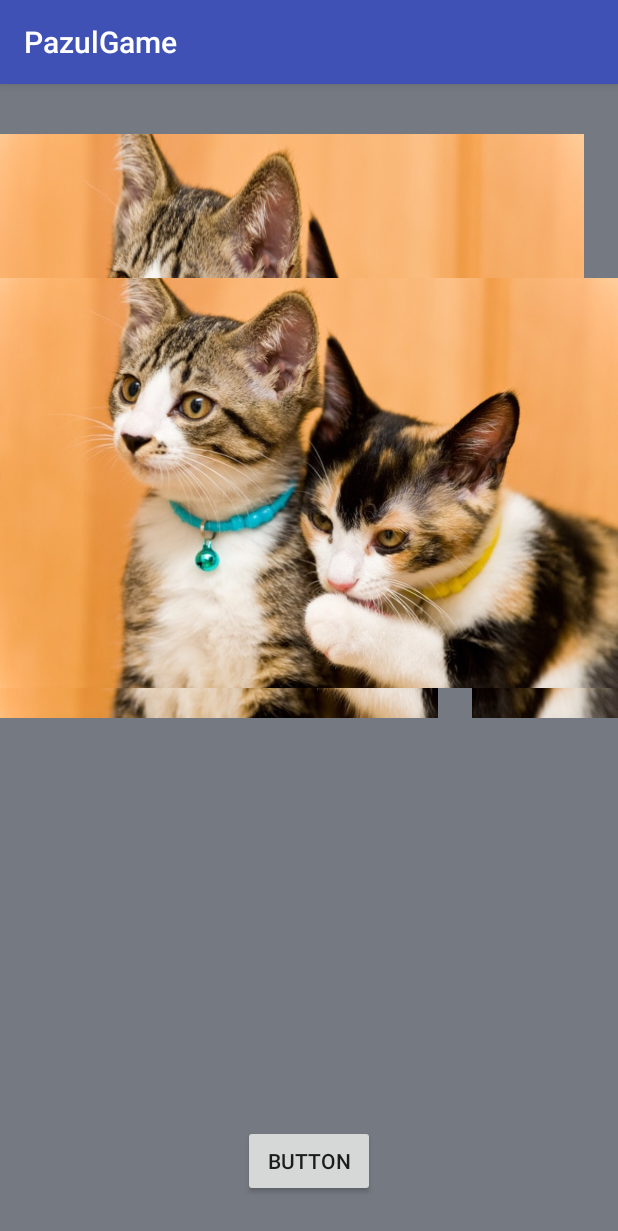
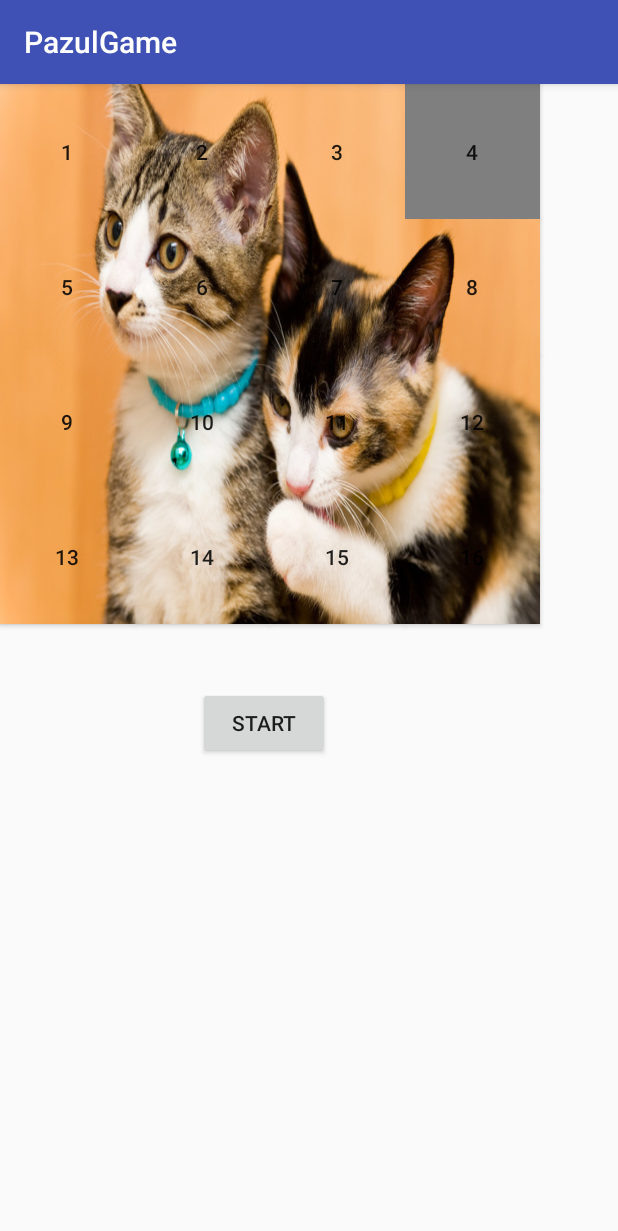
Before and after one commit to youko-wakou/PazulGame, an Android app: the screen it shows after launch (PazulActivity before the commit, PazzleGameActivity after it), after a tap on "パズルゲーム", on a phone screen of 412 x 824 dp. Shown: the top 1231 px of the screen. Run offline under Robolectric (Android 15) with nearby library versions, the phone set to English and light mode, and no system bars.

Commit message:
タッチイベント

```diff
--- a/app/src/main/AndroidManifest.xml
+++ b/app/src/main/AndroidManifest.xml
@@ -17,6 +17,7 @@
             </intent-filter>
         </activity>
         <activity android:name=".PazulActivity"></activity>
+        <activity android:name=".PazzleGameActivity"></activity>
     </application>
 
 </manifest>
--- a/app/src/main/java/minigame/pazul/game/project/pazulgame/MainActivity.java
+++ b/app/src/main/java/minigame/pazul/game/project/pazulgame/MainActivity.java
@@ -24,7 +24,7 @@ public class MainActivity extends AppCompatActivity {
 //    ボタンイベント
 //    パズルゲームページ移動
     private void gamePazuleIntentClick(){
-        pazuleGameIntent = new Intent(this,PazulActivity.class);
+        pazuleGameIntent = new Intent(this,PazzleGameActivity.class);
         startActivity(pazuleGameIntent);
     }
     private void gamePazulePageClick(){
--- a/app/src/main/java/minigame/pazul/game/project/pazulgame/PazulActivity.java
+++ b/app/src/main/java/minigame/pazul/game/project/pazulgame/PazulActivity.java
@@ -9,10 +9,12 @@ import android.view.View;
 import android.widget.Button;
 import android.widget.ImageButton;
 import android.widget.ImageView;
+import android.widget.RelativeLayout;
 
 import java.util.Arrays;
 import java.util.Collections;
 import java.util.List;
+
 
 /**
  * Created by appu2 on 2018/02/27.
@@ -45,7 +47,14 @@ public class PazulActivity extends AppCompatActivity {
     private ImageButton button_pazul16;
 //    配列
     private ImageButton[] imageButtonArray;
+//    パズル設定
+    private int PazzleX = 4;
+    private int PazzleY = 4;
+    private int PazzleWidth = 94;
+    private int PazzleHeight = 94;
     private List<Integer> ImageButtonIDList;
+//    レイアウト
+    private RelativeLayout pazulGameLayout;
 //カウント
     private int count;
 //    onCreate
@@ -86,8 +95,8 @@ public class PazulActivity extends AppCompatActivity {
                                 R.drawable.pazul2,
                                 R.drawable.pazul3,
                                 R.drawable.pazul4,
-                                R.drawable.nothing,
                                 R.drawable.pazul5,
+                                R.drawable.pazul6,
                                 R.drawable.pazul7,
                                 R.drawable.pazul8,
                                 R.drawable.pazul9,
@@ -95,9 +104,8 @@ public class PazulActivity extends AppCompatActivity {
                                 R.drawable.pazul11,
                                 R.drawable.pazul12,
                                 R.drawable.pazul13,
-                                R.drawable.pazul15,
-                                R.drawable.pazul16,
-                                R.drawable.pazul17
+                                R.drawable.pazul14,
+                                R.drawable.pazul15
         );
 //        ここでButttonImageViewを取得する
         button_pazul1 = findViewById(R.id.pazul_1);
@@ -158,14 +166,16 @@ public class PazulActivity extends AppCompatActivity {
                 public boolean onTouch(View v,MotionEvent event){
                     if (! v.getBackground().toString().contains("@1c55c18")){
                         System.out.println(v.getId());
+                        System.out.println("パズルピース");
                     }else{
-
+                        System.out.println("これはピースではありません");
                     }
                     System.out.println(v.getBackground());
                     return false;
                 }
             });
         }
+
     }
 
 
--- /dev/null
+++ b/app/src/main/java/minigame/pazul/game/project/pazulgame/PazzleGameActivity.java
@@ -0,0 +1,130 @@
+package minigame.pazul.game.project.pazulgame;
+
+import android.app.ActionBar;
+import android.media.Image;
+import android.os.Bundle;
+import android.support.v7.app.AppCompatActivity;
+import android.view.View;
+import android.widget.Button;
+import android.widget.ImageButton;
+import android.widget.ImageView;
+import android.widget.TableLayout;
+import android.view.ViewGroup.LayoutParams;
+import android.widget.TableRow;
+import android.widget.TextView;
+
+import java.util.Arrays;
+import java.util.Collections;
+import java.util.List;
+
+/**
+ * Created by appu2 on 2018/03/01.
+ */
+
+public class PazzleGameActivity extends AppCompatActivity {
+    private TableLayout tablelayout;
+//    配列
+
+    private Button[] imageID;
+    private List<Integer> hairetuGazou;
+    Button imagebutton;
+    Button imagebutton1;
+    Button imagebutton2;
+    Button imagebutton3;
+    Button imagebutton4;
+    Button imagebutton5;
+    Button imagebutton6;
+    Button imagebutton7;
+    Button imagebutton8;
+    Button imagebutton9;
+    Button imagebutton10;
+    Button imagebutton11;
+    Button imagebutton12;
+    Button imagebutton13;
+    Button imagebutton14;
+    Button imagebutton15;
+    Button imagebutton16;
+    Button StartButton;
+
+    @Override
+    protected void onCreate(Bundle savedInstanceState){
+        super.onCreate(savedInstanceState);
+        setContentView(R.layout.pazzle_game_activity);
+//        こ子で最初に表示する画像を表示する
+        first_create_table();
+//        ここでランダムに混ぜる
+        StartButton = findViewById(R.id.start_button);
+        StartButton.setOnClickListener(new View.OnClickListener(){
+            @Override
+            public void onClick(View view){
+                create_table();
+            }
+        });
+    }
+    private void first_create_table(){
+
+        hairetuGazou = Arrays.asList(
+                R.drawable.pazul1,R.drawable.pazul2,R.drawable.pazul3,R.drawable.nothing,R.drawable.pazul4,R.drawable.pazul5,R.drawable.pazul6,R.drawable.pazul7,R.drawable.pazul8,R.drawable.pazul9,R.drawable.pazul10,R.drawable.pazul11,R.drawable.pazul12,R.drawable.pazul13,R.drawable.pazul14,R.drawable.pazul15
+        );
+        imagebutton1 = findViewById(R.id.image1);
+        imagebutton2 = findViewById(R.id.image2);
+        imagebutton3 = findViewById(R.id.image3);
+        imagebutton4 = findViewById(R.id.image4);
+        imagebutton5 = findViewById(R.id.image5);
+        imagebutton6 = findViewById(R.id.image6);
+        imagebutton7 = findViewById(R.id.image7);
+        imagebutton8 = findViewById(R.id.image8);
+        imagebutton9 = findViewById(R.id.image9);
+        imagebutton10 = findViewById(R.id.image10);
+        imagebutton11 = findViewById(R.id.image11);
+        imagebutton12 = findViewById(R.id.image12);
+        imagebutton13 = findViewById(R.id.image13);
+        imagebutton14 = findViewById(R.id.image14);
+        imagebutton15 = findViewById(R.id.image15);
+        imagebutton16 = findViewById(R.id.image16);
+        imageID = new Button[]{
+               imagebutton1,imagebutton2,imagebutton3,imagebutton4,imagebutton5,imagebutton6,imagebutton7,imagebutton8,imagebutton9,imagebutton10,imagebutton11,imagebutton12,imagebutton13,imagebutton14,imagebutton15,imagebutton16
+        };
+        int count = -1;
+        for(Button Image: imageID) {
+            count += 1;
+            Image.setBackgroundResource(hairetuGazou.get(count));
+
+        }
+
+    }
+    private void create_table(){
+
+        hairetuGazou = Arrays.asList(
+                R.drawable.pazul1,R.drawable.pazul2,R.drawable.pazul3,R.drawable.nothing,R.drawable.pazul4,R.drawable.pazul5,R.drawable.pazul6,R.drawable.pazul7,R.drawable.pazul8,R.drawable.pazul9,R.drawable.pazul10,R.drawable.pazul11,R.drawable.pazul12,R.drawable.pazul13,R.drawable.pazul14,R.drawable.pazul15
+        );
+        Collections.shuffle(hairetuGazou);
+        imagebutton1 = findViewById(R.id.image1);
+        imagebutton2 = findViewById(R.id.image2);
+        imagebutton3 = findViewById(R.id.image3);
+        imagebutton4 = findViewById(R.id.image4);
+        imagebutton5 = findViewById(R.id.image5);
+        imagebutton6 = findViewById(R.id.image6);
+        imagebutton7 = findViewById(R.id.image7);
+        imagebutton8 = findViewById(R.id.image8);
+        imagebutton9 = findViewById(R.id.image9);
+        imagebutton10 = findViewById(R.id.image10);
+        imagebutton11 = findViewById(R.id.image11);
+        imagebutton12 = findViewById(R.id.image12);
+        imagebutton13 = findViewById(R.id.image13);
+        imagebutton14 = findViewById(R.id.image14);
+        imagebutton15 = findViewById(R.id.image15);
+        imagebutton16 = findViewById(R.id.image16);
+        imageID = new Button[]{
+                imagebutton1,imagebutton2,imagebutton3,imagebutton4,imagebutton5,imagebutton6,imagebutton7,imagebutton8,imagebutton9,imagebutton10,imagebutton11,imagebutton12,imagebutton13,imagebutton14,imagebutton15,imagebutton16
+        };
+        int count = -1;
+        for(Button Image: imageID){
+            count += 1;
+            Image.setBackgroundResource(hairetuGazou.get(count));
+        }
+
+
+    }
+
+}
--- a/app/src/main/res/layout/pazul_activity.xml
+++ b/app/src/main/res/layout/pazul_activity.xml
@@ -5,6 +5,7 @@
     xmlns:tools="http://schemas.android.com/tools"
     android:layout_width="match_parent"
     android:background="@color/pazulBack"
+    android:id="@+id/pazul_our_layout"
     android:layout_height="match_parent">
 
 
@@ -24,7 +25,7 @@
         android:layout_alignParentStart="true"
         android:layout_alignParentTop="true"
         android:layout_marginTop="33dp"
-        android:background="@drawable/pazul1" />
+         />
 
     <ImageButton
         android:id="@+id/pazul-2"
@@ -40,7 +41,7 @@
         android:layout_height="97dp"
         android:layout_alignTop="@+id/pazul-2"
         android:layout_toEndOf="@+id/pazul-2"
-        android:background="@drawable/pazul3" />
+         />
 
     <ImageButton
         android:id="@+id/pazul-4"
@@ -48,7 +49,7 @@
         android:layout_height="97dp"
         android:layout_alignTop="@+id/pazul-3"
         android:layout_toEndOf="@+id/pazul-3"
-        android:background="@drawable/pazul_none" />
+         />
 
     <ImageButton
         android:id="@+id/pazul-9"
@@ -56,7 +57,7 @@
         android:layout_height="97dp"
         android:layout_alignParentStart="true"
         android:layout_below="@+id/pazul-5"
-        android:background="@drawable/pazul9" />
+         />
 
     <ImageButton
         android:id="@+id/pazul-10"
@@ -64,7 +65,7 @@
         android:layout_height="97dp"
         android:layout_below="@+id/pazul-6"
         android:layout_toEndOf="@+id/pazul-5"
-        android:background="@drawable/pazul10" />
+        />
 
     <ImageButton
         android:id="@+id/pazul-11"
@@ -72,7 +73,7 @@
         android:layout_height="97dp"
         android:layout_below="@+id/pazul-7"
         android:layout_toEndOf="@+id/pazul-6"
-        android:background="@drawable/pazul11" />
+        />
 
     <ImageButton
         android:id="@+id/pazul-12"
@@ -80,7 +81,7 @@
         android:layout_height="97dp"
         android:layout_alignParentEnd="true"
         android:layout_below="@+id/pazul-7"
-        android:background="@drawable/pazul12" />
+         />
 
     <ImageButton
         android:id="@+id/pazul-13"
@@ -88,7 +89,7 @@
         android:layout_height="97dp"
         android:layout_alignParentStart="true"
         android:layout_below="@+id/pazul-9"
-        android:background="@drawable/pazul13" />
+         />
 
     <ImageButton
         android:id="@+id/pazul-14"
@@ -96,7 +97,7 @@
         android:layout_height="97dp"
         android:layout_below="@+id/pazul-9"
         android:layout_toEndOf="@+id/pazul-13"
-        android:background="@drawable/pazul15" />
+         />
 
     <ImageButton
         android:id="@+id/pazul-15"
@@ -104,7 +105,7 @@
         android:layout_height="97dp"
         android:layout_alignTop="@+id/pazul-14"
         android:layout_toEndOf="@+id/pazul-14"
-        android:background="@drawable/pazul16" />
+         />
 
     <ImageButton
         android:id="@+id/pazul-16"
@@ -112,7 +113,7 @@
         android:layout_height="97dp"
         android:layout_alignParentEnd="true"
         android:layout_below="@+id/pazul-11"
-        android:background="@drawable/pazul17" />
+        />
 
     <ImageButton
         android:id="@+id/pazul-5"
@@ -120,7 +121,7 @@
         android:layout_height="97dp"
         android:layout_alignParentStart="true"
         android:layout_below="@+id/pazul-1"
-        android:background="@drawable/pazul4" />
+         />
 
     <ImageButton
         android:id="@+id/pazul-6"
@@ -128,7 +129,7 @@
         android:layout_height="97dp"
         android:layout_below="@+id/pazul-1"
         android:layout_toEndOf="@+id/pazul-9"
-        android:background="@drawable/pazul5" />
+         />
 
     <ImageButton
         android:id="@+id/pazul-7"
@@ -136,7 +137,7 @@
         android:layout_height="97dp"
         android:layout_below="@+id/pazul-3"
         android:layout_toEndOf="@+id/pazul-2"
-        android:background="@drawable/pazul7" />
+        />
 
     <ImageButton
         android:id="@+id/pazul-8"
@@ -144,7 +145,7 @@
         android:layout_height="97dp"
         android:layout_below="@+id/pazul-3"
         android:layout_toEndOf="@+id/pazul-3"
-        android:background="@drawable/pazul8" />
+         />
 
     <ImageView
         android:id="@+id/start_pazul"
--- /dev/null
+++ b/app/src/main/res/layout/pazzle_game_activity.xml
@@ -0,0 +1,164 @@
+<?xml version="1.0" encoding="utf-8"?>
+<RelativeLayout
+    xmlns:android="http://schemas.android.com/apk/res/android"
+    xmlns:tools="http://schemas.android.com/tools"
+    android:layout_width="match_parent"
+    android:layout_height="match_parent">
+
+    <Button
+        android:id="@+id/image1"
+        android:layout_width="90dp"
+        android:layout_height="90dp"
+        android:layout_alignParentStart="true"
+        android:layout_alignParentTop="true"
+        android:background="@drawable/pazul1"
+        android:text="1" />
+
+    <Button
+        android:id="@+id/image2"
+        android:layout_width="90dp"
+        android:layout_height="90dp"
+        android:layout_alignParentTop="true"
+        android:layout_toEndOf="@+id/image1"
+        android:background="@drawable/pazul2"
+        android:text="2" />
+
+    <Button
+        android:id="@+id/image3"
+        android:layout_width="90dp"
+        android:layout_height="90dp"
+        android:layout_alignParentTop="true"
+        android:layout_toEndOf="@+id/image2"
+        android:background="@drawable/pazul3"
+        android:text="3" />
+
+
+    <Button
+        android:id="@+id/image4"
+        android:layout_width="90dp"
+        android:layout_height="90dp"
+        android:layout_alignParentTop="true"
+        android:layout_toEndOf="@+id/image3"
+        android:background="@drawable/pazul_none"
+        android:text="4" />
+
+    <Button
+        android:id="@+id/image5"
+        android:layout_width="90dp"
+        android:layout_height="90dp"
+        android:layout_alignParentStart="true"
+        android:layout_below="@+id/image1"
+        android:background="@drawable/pazul4"
+        android:text="5" />
+
+    <Button
+        android:id="@+id/image6"
+        android:layout_width="90dp"
+        android:layout_height="90dp"
+        android:layout_below="@+id/image2"
+        android:layout_toEndOf="@+id/image1"
+        android:background="@drawable/pazul5"
+        android:text="6" />
+
+    <Button
+        android:id="@+id/image7"
+        android:layout_width="90dp"
+        android:layout_height="90dp"
+        android:layout_above="@+id/image11"
+        android:layout_toEndOf="@+id/image6"
+        android:background="@drawable/pazul6"
+        android:text="7" />
+
+    <Button
+        android:id="@+id/image8"
+        android:layout_width="90dp"
+        android:layout_height="90dp"
+        android:layout_below="@+id/image3"
+        android:layout_toEndOf="@+id/image7"
+        android:background="@drawable/pazul7"
+        android:text="8" />
+
+    <Button
+        android:id="@+id/image9"
+        android:layout_width="90dp"
+        android:layout_height="90dp"
+        android:layout_alignParentStart="true"
+        android:layout_below="@+id/image5"
+        android:background="@drawable/pazul8"
+        android:text="9" />
+
+    <Button
+        android:id="@+id/image10"
+        android:layout_width="90dp"
+        android:layout_height="90dp"
+        android:layout_below="@+id/image6"
+        android:layout_toEndOf="@+id/image9"
+        android:background="@drawable/pazul9"
+        android:text="10" />
+
+    <Button
+        android:id="@+id/image11"
+        android:layout_width="90dp"
+        android:layout_height="90dp"
+        android:layout_below="@+id/image6"
+        android:layout_toEndOf="@+id/image10"
+        android:background="@drawable/pazul10"
+        android:text="11" />
+
+    <Button
+        android:id="@+id/image12"
+        android:layout_width="90dp"
+        android:layout_height="90dp"
+        android:layout_below="@+id/image8"
+        android:layout_toEndOf="@+id/image7"
+        android:background="@drawable/pazul11"
+        android:text="12" />
+
+
+    <Button
+        android:id="@+id/image13"
+        android:layout_width="90dp"
+        android:layout_height="90dp"
+        android:layout_alignParentStart="true"
+        android:layout_below="@+id/image9"
+        android:background="@drawable/pazul12"
+        android:text="13" />
+
+    <Button
+        android:id="@+id/image14"
+        android:layout_width="90dp"
+        android:layout_height="90dp"
+        android:layout_below="@+id/image9"
+        android:layout_toEndOf="@+id/image13"
+        android:background="@drawable/pazul13"
+        android:text="14" />
+
+    <Button
+        android:id="@+id/image15"
+        android:layout_width="90dp"
+        android:layout_height="90dp"
+        android:layout_below="@+id/image10"
+        android:layout_toEndOf="@+id/image14"
+        android:background="@drawable/pazul14"
+        android:text="15" />
+
+    <Button
+        android:id="@+id/image16"
+        android:layout_width="90dp"
+        android:layout_height="90dp"
+        android:layout_below="@+id/image12"
+        android:layout_toEndOf="@+id/image15"
+        android:background="@drawable/pazul15"
+        android:text="16" />
+
+    <Button
+        android:id="@+id/start_button"
+        android:layout_width="wrap_content"
+        android:layout_height="wrap_content"
+        android:layout_below="@+id/image14"
+        android:layout_marginStart="42dp"
+        android:layout_marginTop="42dp"
+        android:layout_toEndOf="@+id/image13"
+        android:text="START" />
+
+</RelativeLayout>
```
Also changed, not shown: app/src/main/res/drawable/pazul10.png, app/src/main/res/drawable/pazul11.png, app/src/main/res/drawable/pazul12.png, app/src/main/res/drawable/pazul13.png, app/src/main/res/drawable/pazul14.png (renamed from app/src/main/res/drawable/pazul16.png), app/src/main/res/drawable/pazul15.png, app/src/main/res/drawable/pazul17.png (deleted), app/src/main/res/drawable/pazul6.png (added), app/src/main/res/drawable/pazul7.png, app/src/main/res/drawable/pazul8.png, app/src/main/res/drawable/pazul9.png.
